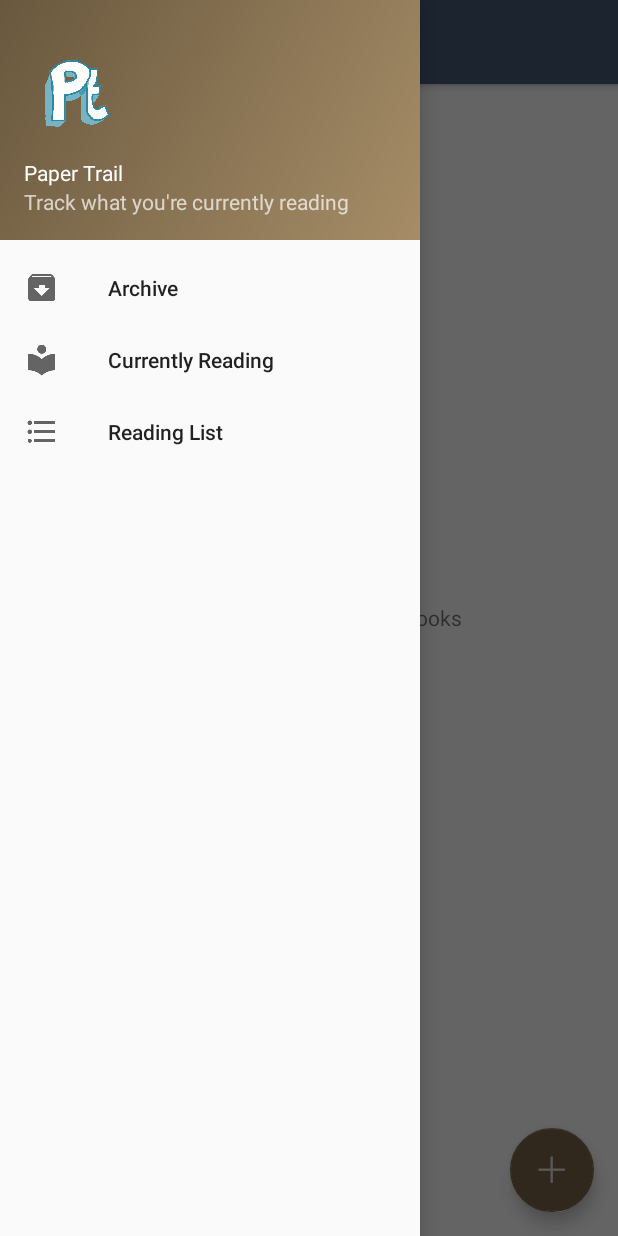
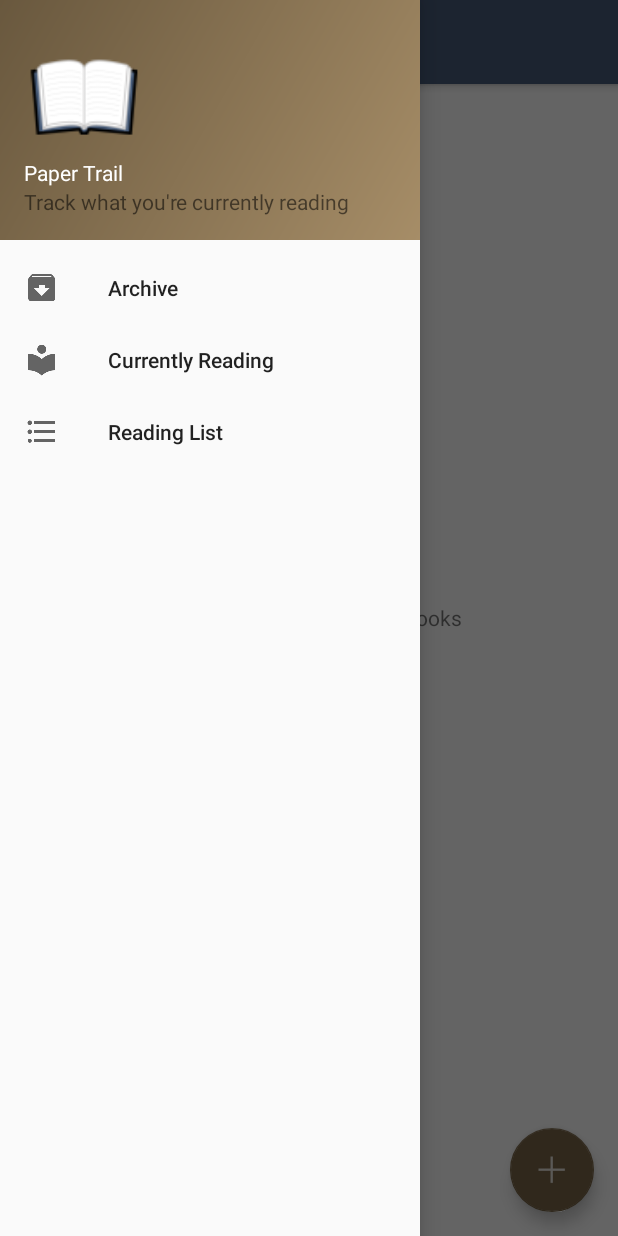
Before and after one commit to nyakeh/PaperTrail, an Android app: the screen it shows after launch (BookListActivity), with the side drawer open, on a phone screen of 412 x 824 dp. Run offline under Robolectric (Android 15) with nearby library versions, the phone set to English and light mode, and no system bars; our stand-ins replace Picasso.

Commit message:
Updated app icon

```diff
--- a/app/src/main/AndroidManifest.xml
+++ b/app/src/main/AndroidManifest.xml
@@ -6,7 +6,7 @@
     <uses-permission android:name="android.permission.INTERNET"/>
 
     <application
-        android:icon="@mipmap/ic_launcher"
+        android:icon="@mipmap/ic_launcher_open_book"
         android:label="@string/app_name"
         android:theme="@style/AppTheme">
         <activity
--- a/app/src/main/res/layout/nav_header_base.xml
+++ b/app/src/main/res/layout/nav_header_base.xml
@@ -5,25 +5,19 @@
               android:background="@drawable/side_nav_bar"
               android:gravity="bottom"
               android:orientation="vertical"
-              android:paddingBottom="@dimen/activity_vertical_margin"
-              android:paddingLeft="@dimen/activity_horizontal_margin"
-              android:paddingRight="@dimen/activity_horizontal_margin"
-              android:paddingTop="@dimen/activity_vertical_margin"
-              android:theme="@style/ThemeOverlay.AppCompat.Dark">
+              android:padding="@dimen/activity_vertical_margin">
 
     <ImageView
         android:id="@+id/imageView"
-        android:layout_width="70dp"
-        android:layout_height="70dp"
-        android:paddingTop="@dimen/nav_header_vertical_spacing"
-        android:src="@drawable/logo"/>
+        android:layout_width="80dp"
+        android:layout_height="80dp"
+        android:src="@mipmap/ic_launcher_open_book"/>
 
     <TextView
-        android:layout_width="match_parent"
+        android:layout_width="wrap_content"
         android:layout_height="wrap_content"
-        android:paddingTop="@dimen/nav_header_vertical_spacing"
         android:text="@string/app_name"
-        android:textAppearance="@style/TextAppearance.AppCompat.Body1"/>
+        android:textColor="@color/cardview_light_background"/>
 
     <TextView
         android:id="@+id/textView"
--- a/app/src/main/res/values-v21/styles.xml
+++ b/app/src/main/res/values-v21/styles.xml
@@ -1,5 +1,7 @@
 <resources>
     <style name="AppTheme.NoActionBar" parent="Theme.AppCompat.Light.NoActionBar">
         <item name="android:windowContentTransitions">true</item>
+        <item name="android:windowAllowEnterTransitionOverlap">true</item>
+        <item name="android:windowAllowReturnTransitionOverlap">true</item>
     </style>
 </resources>
```
Also changed, not shown: app/src/main/ic_launcher_open_book-web.png (added), app/src/main/res/mipmap-hdpi/ic_launcher_open_book.png (added), app/src/main/res/mipmap-mdpi/ic_launcher_open_book.png (added), app/src/main/res/mipmap-xhdpi/ic_launcher_open_book.png (added), app/src/main/res/mipmap-xxhdpi/ic_launcher_open_book.png (added), app/src/main/res/mipmap-xxxhdpi/ic_launcher_open_book.png (added).
